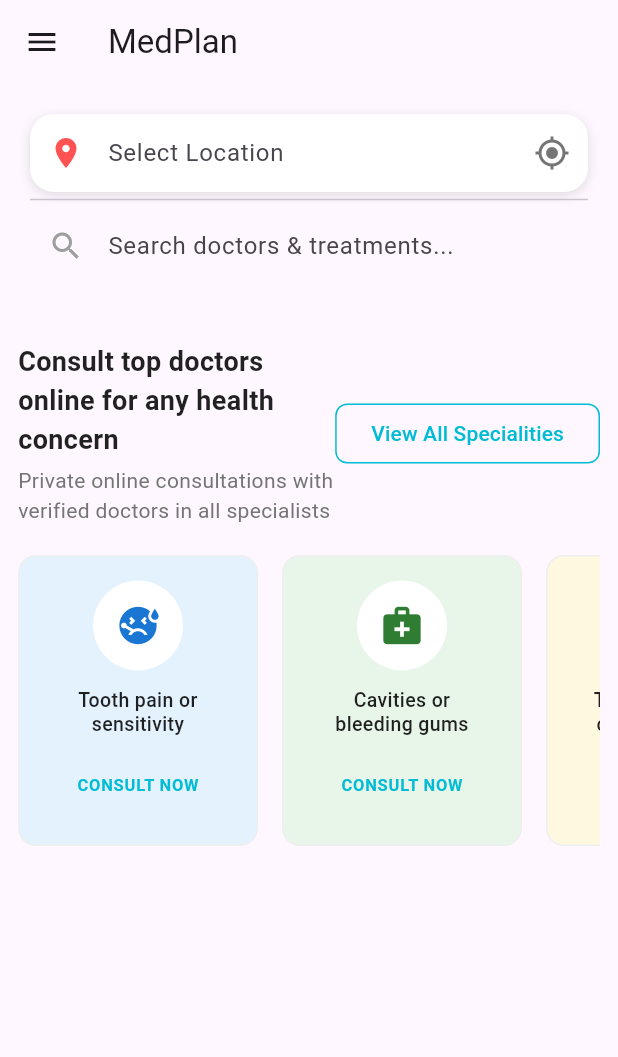
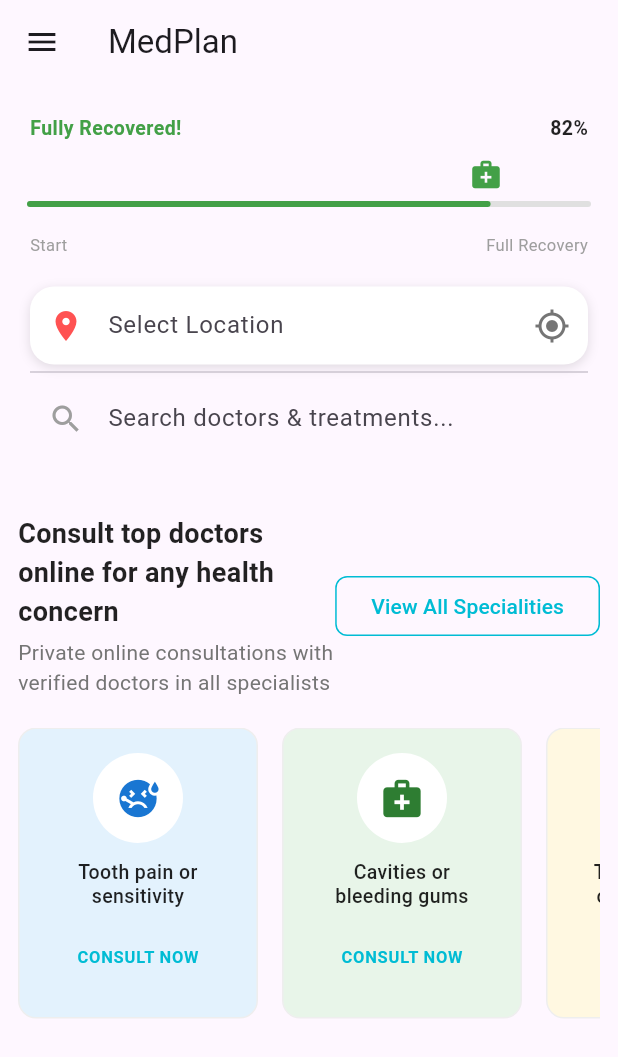
Before and after one commit to Saipradhan33/Doctor-s-Appointment, a Flutter app: the screen it shows after launch, on a phone screen of 412 x 824 dp. Shown: the top 1057 px of the screen. Run offline on Flutter 3.47's test engine with Material 3 defaults, Android fonts, the phone set to English and light mode, and no system bars; our stand-ins replace carousel_slider, cloud_firestore, firebase_auth, firebase_core, font_awesome_flutter, geocoding and 3 more; accounts and stored records are empty.

Commit message:
Changed the animation of the progress indicator

```diff
--- a/lib/home_page.dart
+++ b/lib/home_page.dart
@@ -1,5 +1,6 @@
 import 'package:doct_appointment/widgets/appt.dart';
 import 'package:doct_appointment/widgets/app_form.dart';
+import 'package:doct_appointment/widgets/oral_health_progress.dart';
 import 'package:firebase_auth/firebase_auth.dart';
 import 'package:flutter/material.dart';
 import 'package:doct_appointment/widgets/location.dart';
@@ -214,6 +215,9 @@ class _HomePageState extends State<HomePage> {
                   padding: const EdgeInsets.all(8.0),
                   child: Column(
                     children: [
+
+                      const ToothProgress(),
+                      SizedBox(height: 20,),
 
                       // 🔥 Modern Search Container
                       Container(
--- a/lib/main.dart
+++ b/lib/main.dart
@@ -3,6 +3,7 @@ import 'package:doct_appointment/home_page.dart';
 import 'package:doct_appointment/widgets/app_form.dart';
 import 'package:doct_appointment/widgets/auth.dart';
 import 'package:doct_appointment/widgets/home_banner.dart';
+import 'package:doct_appointment/widgets/oral_health_progress.dart';
 import 'package:firebase_auth/firebase_auth.dart';
 import 'package:firebase_core/firebase_core.dart';
 import 'package:flutter/material.dart';
--- a/lib/widgets/oral_health_progress.dart
+++ b/lib/widgets/oral_health_progress.dart
@@ -1,40 +1,173 @@
+import 'dart:async';
 import 'package:flutter/material.dart';
 
-class OralHealthProgress extends StatelessWidget {
-  const OralHealthProgress({super.key});
+class ToothProgress extends StatefulWidget {
+  const ToothProgress({super.key});
+
+  @override
+  State<ToothProgress> createState() => _ToothProgressState();
+}
+
+class _ToothProgressState extends State<ToothProgress> {
+  double progress = 0;
+  Timer? timer;
+
+  @override
+  void initState() {
+    super.initState();
+
+    timer = Timer.periodic(const Duration(milliseconds: 25), (t) {
+      if (progress < 82) {
+        setState(() {
+          progress++;
+        });
+      } else {
+        t.cancel();
+      }
+    });
+  }
+
+  /// Returns a stage label + color based on current progress
+  ({String label, Color color}) get progressStage {
+    if (progress < 20) {
+      return (label: 'Just Started', color: Colors.redAccent);
+    } else if (progress < 40) {
+      return (label: 'Early Recovery', color: Colors.orange);
+    } else if (progress < 60) {
+      return (label: 'Getting Better', color: Colors.amber.shade700);
+    } else if (progress < 80) {
+      return (label: 'Almost Healed', color: Colors.lightGreen.shade600);
+    } else {
+      return (label: 'Fully Recovered!', color: Colors.green.shade600);
+    }
+  }
+
+  @override
+  void dispose() {
+    timer?.cancel();
+    super.dispose();
+  }
 
   @override
   Widget build(BuildContext context) {
-    return TweenAnimationBuilder(
-      tween: Tween(begin: 0.0, end: 0.82),
-      duration: const Duration(seconds: 2),
-      builder: (context, value, child) {
-        return SizedBox(
-          width: 140,
-          height: 140,
-          child: Stack(
-            alignment: Alignment.center,
+    final double percent = progress / 100.0;
+    final stage = progressStage;
+
+    return Column(
+      crossAxisAlignment: CrossAxisAlignment.start,
+      mainAxisSize: MainAxisSize.min,
       children: [
-              CircularProgressIndicator(
-                value: value,
-                strokeWidth: 10,
-                color: Colors.cyan,
+
+        /// Stage label
+        Row(
+          mainAxisAlignment: MainAxisAlignment.spaceBetween,
+          children: [
+            Text(
+              stage.label,
+              style: TextStyle(
+                fontSize: 13,
+                fontWeight: FontWeight.w600,
+                color: stage.color,
+                letterSpacing: 0.3,
               ),
-              Icon(
-                Icons.medical_services,
-                size: 40,
             ),
             Text(
-                "${(value * 100).toInt()}%",
+              "${progress.toInt()}%",
               style: const TextStyle(
-                  fontSize: 24,
+                fontSize: 13,
                 fontWeight: FontWeight.bold,
+                color: Colors.black87,
               ),
             ),
           ],
         ),
+
+        const SizedBox(height: 6),
+
+        /// Progress bar with moving tooth icon
+        SizedBox(
+          height: 50,
+          width: double.infinity,
+          child: LayoutBuilder(
+            builder: (context, constraints) {
+              double barWidth = constraints.maxWidth;
+              double toothPosition = barWidth * percent;
+
+              return Stack(
+                clipBehavior: Clip.none,
+                children: [
+
+                  /// Progress line
+                  Positioned.fill(
+                    top: 20,
+                    child: CustomPaint(
+                      painter: ToothProgressPainter(percent, stage.color),
+                    ),
+                  ),
+
+                  /// Tooth icon (moves along bar)
+                  Positioned(
+                    left: (toothPosition - 12).clamp(0.0, barWidth - 24),
+                    top: 4,
+                    child: Icon(
+                      Icons.medical_services,
+                      size: 22,
+                      color: stage.color,
+                    ),
+                  ),
+                ],
               );
             },
+          ),
+        ),
+
+        const SizedBox(height: 4),
+
+        /// Start / End labels
+        const Row(
+          mainAxisAlignment: MainAxisAlignment.spaceBetween,
+          children: [
+            Text('Start', style: TextStyle(fontSize: 11, color: Colors.grey)),
+            Text('Full Recovery', style: TextStyle(fontSize: 11, color: Colors.grey)),
+          ],
+        ),
+      ],
     );
   }
 }
+
+class ToothProgressPainter extends CustomPainter {
+  final double progress;
+  final Color activeColor;
+
+  const ToothProgressPainter(this.progress, this.activeColor);
+
+  @override
+  void paint(Canvas canvas, Size size) {
+    final bgPaint = Paint()
+      ..color = Colors.grey.shade300
+      ..strokeWidth = 4
+      ..strokeCap = StrokeCap.round;
+
+    final progressPaint = Paint()
+      ..color = activeColor
+      ..strokeWidth = 4
+      ..strokeCap = StrokeCap.round;
+
+    canvas.drawLine(
+      Offset(0, size.height / 2),
+      Offset(size.width, size.height / 2),
+      bgPaint,
+    );
+
+    canvas.drawLine(
+      Offset(0, size.height / 2),
+      Offset(size.width * progress, size.height / 2),
+      progressPaint,
+    );
+  }
+
+  @override
+  bool shouldRepaint(ToothProgressPainter oldDelegate) =>
+      oldDelegate.progress != progress || oldDelegate.activeColor != activeColor;
+}
```
Lines whose indentation alone changed are shown as unchanged.
